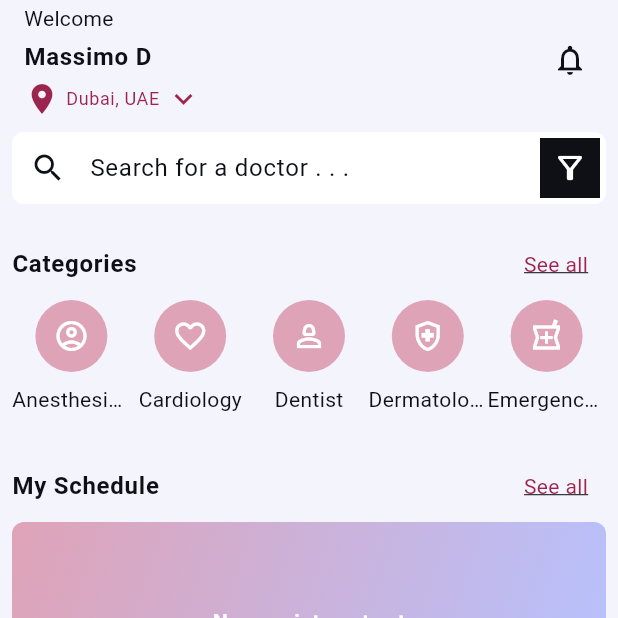
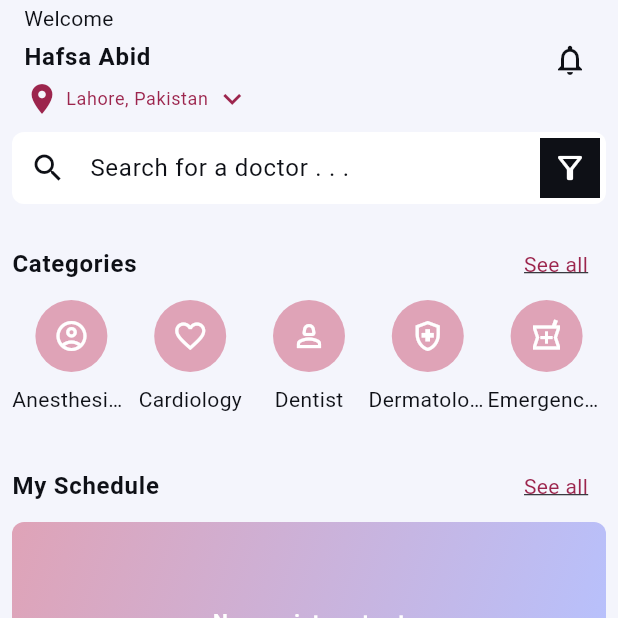
Before and after one commit to hafsaabidsaeed/Doctor-Booking-App, a Flutter app: the screen it shows after launch, on a phone screen of 412 x 824 dp, the top half of it. Run offline on Flutter 3.47's test engine with Material 3 defaults, Android fonts, the phone set to English and light mode, and no system bars; our stand-ins replace bloc, equatable, flutter_bloc, google_fonts, google_maps_flutter; network calls fail.

Commit message:
Home Screen
Added features in the home screen

```diff
--- a/lib/screens/home_screen.dart
+++ b/lib/screens/home_screen.dart
@@ -2,10 +2,11 @@ import 'package:doctor_app/shared/widgets/avatars/circle_avatar_with_text_label.
 import 'package:doctor_app/shared/widgets/cards/appointment_preview_card.dart';
 import 'package:doctor_app/shared/widgets/titles/section_title.dart';
 import 'package:flutter/material.dart';
+import 'package:flutter_bloc/flutter_bloc.dart';
 import 'package:models/models.dart';
-
 import '../shared/widgets/bottom_nav_bars/main_nav_bar.dart';
 import '../shared/widgets/list_tiles/doctor_list_tile.dart';
+import '../state/home/_bloc.dart';
 
 class HomeScreen extends StatelessWidget {
   const HomeScreen({super.key});
@@ -44,7 +45,7 @@ class HomeView extends StatelessWidget {
               height: 4,
             ),
             Text(
-              'Massimo D',
+              'Hafsa Abid',
               style: textTheme.bodyLarge!.copyWith(fontWeight: FontWeight.bold),
             ),
             const SizedBox(
@@ -60,7 +61,7 @@ class HomeView extends StatelessWidget {
                   width: 4,
                 ),
                 Text(
-                  'Dubai, UAE',
+                  'Lahore, Pakistan',
                   style: textTheme.bodySmall!
                       .copyWith(color: colorScheme.secondary),
                 ),
@@ -109,20 +110,31 @@ class HomeView extends StatelessWidget {
         ),
       ),
 
-      body: const SingleChildScrollView(
-        padding: EdgeInsets.all(8),
+      body: BlocBuilder<HomeBloc, HomeState>(
+        builder: (context, state) {
+          if (state.status == HomeStatus.loading ||
+              state.status == HomeStatus.initial) {
+            return const Center(child: CircularProgressIndicator());
+          }
+          if (state.status == HomeStatus.loaded) {
+            return const SingleChildScrollView(
+              padding: EdgeInsets.all(8.0),
               child: Column(
                 children: [
-            //We will Display all the doctors categories here
                   _DoctorCategories(),
-            SizedBox(height: 24,),
+                  SizedBox(height: 24.0),
                   _MySchedule(),
-            SizedBox(height: 24,),
+                  SizedBox(height: 24.0),
                   _NearbyDoctors(),
                 ],
               ),
+            );
+          } else {
+            return const Center(child: Text('Error loading data'));
+          }
+        },
       ),
-      bottomNavigationBar:const MainNavBar(),
+      bottomNavigationBar: const MainNavBar(),
     );
   }
 }
--- /dev/null
+++ b/lib/shared/utils/time_of_day_extension.dart
@@ -0,0 +1,8 @@
+import 'package:flutter/material.dart';
+
+extension TimeOfDayExtensions on TimeOfDay {
+  toCustomString() {
+    String period = this.period == DayPeriod.am ? 'AM' : 'PM';
+    return '${hourOfPeriod.toString().padLeft(2, '0')}:${minute.toString().padLeft(2, '0')} $period';
+  }
+}
--- /dev/null
+++ b/lib/state/home/_bloc.dart
@@ -0,0 +1,51 @@
+import 'package:bloc/bloc.dart';
+import 'package:equatable/equatable.dart';
+import 'package:meta/meta.dart';
+import 'package:models/models.dart';
+
+import '../../repositories/doctor_repository.dart';
+// import 'doctor_repository.dart';
+
+part '_event.dart';
+part '_state.dart';
+
+class HomeBloc extends Bloc<HomeEvent, HomeState> {
+  final DoctorRepository _doctorRepository;
+
+  HomeBloc({
+    required DoctorRepository doctorRepository,
+
+}) : _doctorRepository = doctorRepository,
+        super(const HomeState()) {
+    on<LoadHomeEvent>(_onLoadHome);
+  }
+
+  Future<void> _onLoadHome(
+      LoadHomeEvent event,
+      Emitter<HomeState> emit,
+      ) async {
+    emit(state.copyWith(status: HomeStatus.loading));
+    try {
+      final categoriesFuture = _doctorRepository.fetchDoctorCategories();
+      final doctorsFuture = _doctorRepository.fetchDoctors();
+
+      final response = await Future.wait([
+        categoriesFuture,
+        doctorsFuture,
+      ]);
+
+      final categories = response[0] as List<DoctorCategory>;
+      final doctors = response[1] as List<Doctor>;
+
+      emit(
+        state.copyWith(
+          status: HomeStatus.loaded,
+          doctorCategories: categories,
+          nearbyDoctors: doctors,
+        ),
+      );
+    } catch (e) {
+      emit(state.copyWith(status: HomeStatus.error));
+    }
+  }
+}
--- /dev/null
+++ b/lib/state/home/_state.dart
@@ -0,0 +1,41 @@
+part of '_bloc.dart';
+
+enum HomeStatus { initial, loading, loaded, error}
+
+class HomeState extends Equatable {
+  final HomeStatus status;
+  final List<DoctorCategory> doctorCategories;
+  final List<Doctor> nearbyDoctors;
+  final List myAppointments;
+
+  const HomeState({
+    this.status = HomeStatus.initial,
+    this.doctorCategories = const <DoctorCategory> [],
+    this.nearbyDoctors = const <Doctor> [],
+    this.myAppointments = const [],
+}) ;
+
+  HomeState copyWith({
+    HomeStatus? status,
+    List<DoctorCategory>? doctorCategories,
+    List<Doctor>? nearbyDoctors,
+    List? myAppointments,
+}) {
+    return HomeState(
+      status:  status ?? this.status,
+      doctorCategories: doctorCategories ?? this.doctorCategories,
+      nearbyDoctors:  nearbyDoctors ?? this.nearbyDoctors,
+      myAppointments: myAppointments ?? this.myAppointments,
+    );
+  }
+
+
+
+  @override
+  List<Object> get props => [
+    status,
+    doctorCategories,
+    nearbyDoctors,
+    myAppointments,
+  ];
+}
```
Lines whose indentation alone changed are shown as unchanged.
